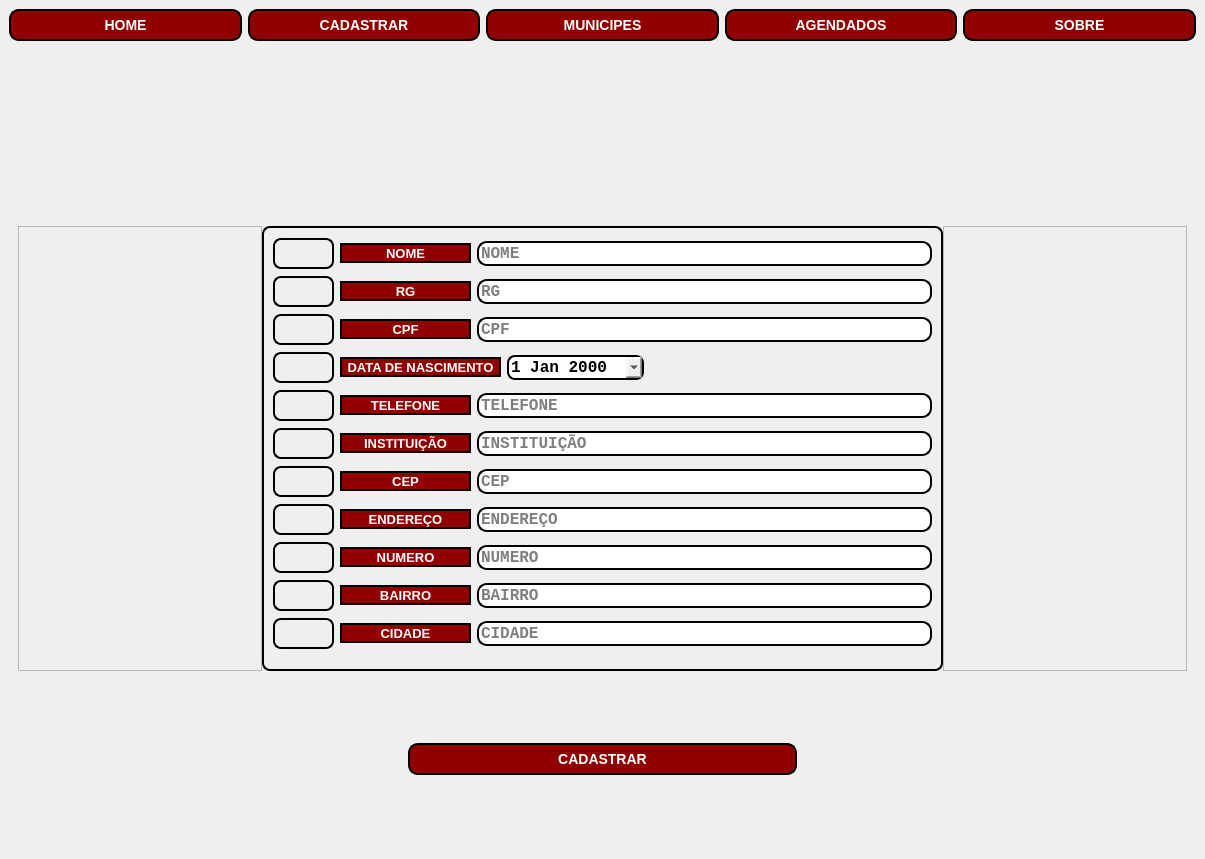
Before: the Qt Designer form MainWindow.ui in DouglasAVSantos/agendamentos, drawn with Qt 5.
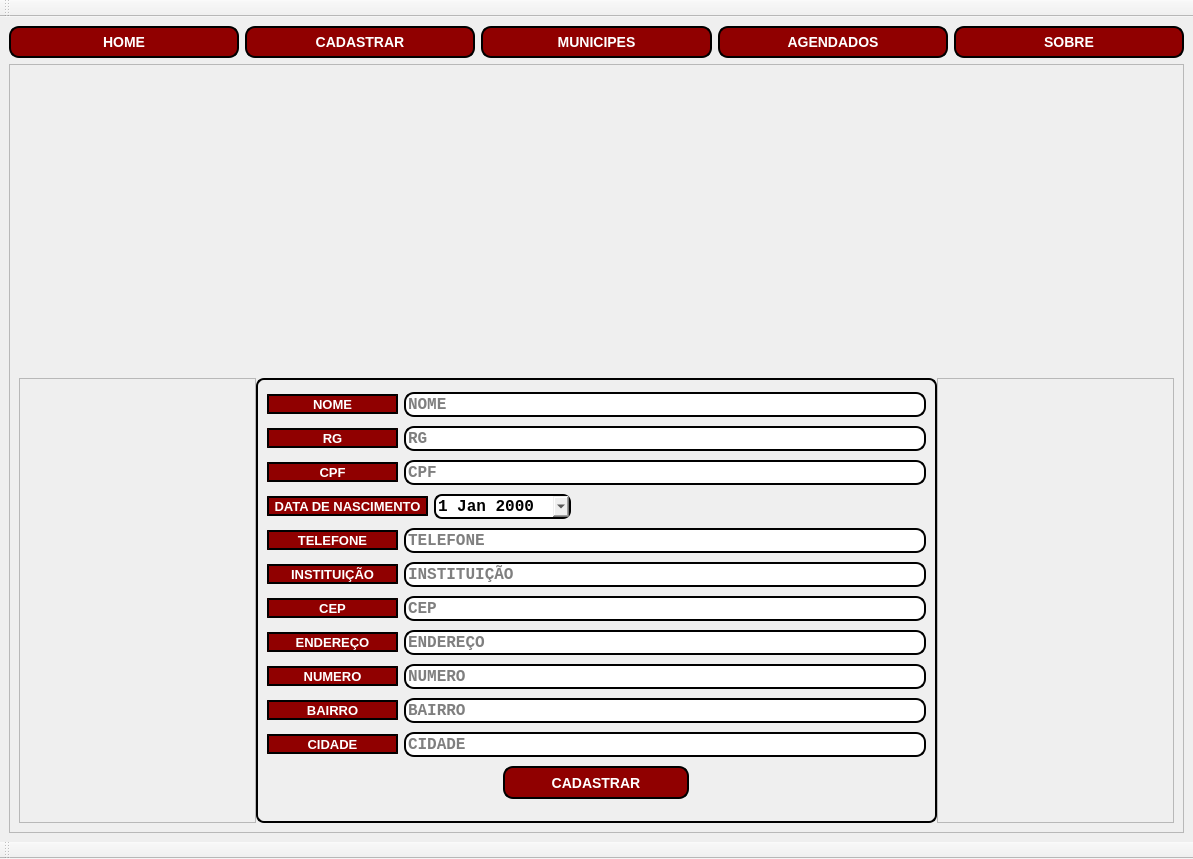
After: the same form once the commit is applied. The open tabs and pages were chosen to show the change. Icons and pictures are not drawn.

```diff
--- a/MainWindow.ui
+++ b/MainWindow.ui
@@ -6,7 +6,7 @@
    <rect>
     <x>0</x>
     <y>0</y>
-    <width>1205</width>
+    <width>1193</width>
     <height>859</height>
    </rect>
   </property>
@@ -486,6 +486,18 @@
     </item>
     <item>
      <widget class="QStackedWidget" name="stackedWidget">
+      <property name="frameShape">
+       <enum>QFrame::StyledPanel</enum>
+      </property>
+      <property name="frameShadow">
+       <enum>QFrame::Plain</enum>
+      </property>
+      <property name="lineWidth">
+       <number>1</number>
+      </property>
+      <property name="midLineWidth">
+       <number>0</number>
+      </property>
       <property name="currentIndex">
        <number>0</number>
       </property>
@@ -1736,6 +1748,54 @@
           </property>
          </widget>
         </item>
+        <item>
+         <layout class="QHBoxLayout" name="horizontalLayout_28">
+          <property name="spacing">
+           <number>0</number>
+          </property>
+          <property name="leftMargin">
+           <number>0</number>
+          </property>
+          <item>
+           <widget class="QLabel" name="label_19">
+            <property name="minimumSize">
+             <size>
+              <width>90</width>
+              <height>31</height>
+             </size>
+            </property>
+            <property name="maximumSize">
+             <size>
+              <width>90</width>
+              <height>31</height>
+             </size>
+            </property>
+            <property name="text">
+             <string/>
+            </property>
+           </widget>
+          </item>
+          <item>
+           <widget class="QLabel" name="label_27">
+            <property name="minimumSize">
+             <size>
+              <width>90</width>
+              <height>31</height>
+             </size>
+            </property>
+            <property name="maximumSize">
+             <size>
+              <width>90</width>
+              <height>31</height>
+             </size>
+            </property>
+            <property name="text">
+             <string/>
+            </property>
+           </widget>
+          </item>
+         </layout>
+        </item>
         <item>
          <layout class="QHBoxLayout" name="horizontalLayout_15">
           <property name="spacing">
@@ -1793,34 +1853,6 @@
             <layout class="QVBoxLayout" name="verticalLayout_7">
              <item>
               <layout class="QHBoxLayout" name="horizontalLayout_4">
-               <item>
-                <widget class="QLabel" name="label_19">
-                 <property name="minimumSize">
-                  <size>
-                   <width>61</width>
-                   <height>31</height>
-                  </size>
-                 </property>
-                 <property name="maximumSize">
-                  <size>
-                   <width>61</width>
-                   <height>31</height>
-                  </size>
-                 </property>
-                 <property name="text">
-                  <string/>
-                 </property>
-                 <property name="pixmap">
-                  <pixmap>icone agendamento.png</pixmap>
-                 </property>
-                 <property name="scaledContents">
-                  <bool>true</bool>
-                 </property>
-                 <property name="alignment">
-                  <set>Qt::AlignCenter</set>
-                 </property>
-                </widget>
-               </item>
                <item>
                 <widget class="QLabel" name="label_66">
                  <property name="minimumSize">
@@ -1892,34 +1924,6 @@
              </item>
              <item>
               <layout class="QHBoxLayout" name="horizontalLayout_5">
-               <item>
-                <widget class="QLabel" name="label_29">
-                 <property name="minimumSize">
-                  <size>
-                   <width>61</width>
-                   <height>31</height>
-                  </size>
-                 </property>
-                 <property name="maximumSize">
-                  <size>
-                   <width>61</width>
-                   <height>31</height>
-                  </size>
-                 </property>
-                 <property name="text">
-                  <string/>
-                 </property>
-                 <property name="pixmap">
-                  <pixmap>icone agendamento.png</pixmap>
-                 </property>
-                 <property name="scaledContents">
-                  <bool>true</bool>
-                 </property>
-                 <property name="alignment">
-                  <set>Qt::AlignCenter</set>
-                 </property>
-                </widget>
-               </item>
                <item>
                 <widget class="QLabel" name="label_65">
                  <property name="minimumSize">
@@ -1997,34 +2001,6 @@
                <property name="spacing">
                 <number>6</number>
                </property>
-               <item>
-                <widget class="QLabel" name="label_30">
-                 <property name="minimumSize">
-                  <size>
-                   <width>61</width>
-                   <height>31</height>
-                  </size>
-                 </property>
-                 <property name="maximumSize">
-                  <size>
-                   <width>61</width>
-                   <height>31</height>
-                  </size>
-                 </property>
-                 <property name="text">
-                  <string/>
-                 </property>
-                 <property name="pixmap">
-                  <pixmap>icone agendamento.png</pixmap>
-                 </property>
-                 <property name="scaledContents">
-                  <bool>true</bool>
-                 </property>
-                 <property name="alignment">
-                  <set>Qt::AlignCenter</set>
-                 </property>
-                </widget>
-               </item>
                <item>
                 <widget class="QLabel" name="label_64">
                  <property name="minimumSize">
@@ -2096,34 +2072,6 @@
              </item>
              <item>
               <layout class="QHBoxLayout" name="horizontalLayout_13">
-               <item>
-                <widget class="QLabel" name="label_37">
-                 <property name="minimumSize">
-                  <size>
-                   <width>61</width>
-                   <height>31</height>
-                  </size>
-                 </property>
-                 <property name="maximumSize">
-                  <size>
-                   <width>61</width>
-                   <height>31</height>
-                  </size>
-                 </property>
-                 <property name="text">
-                  <string/>
-                 </property>
-                 <property name="pixmap">
-                  <pixmap>icone agendamento.png</pixmap>
-                 </property>
-                 <property name="scaledContents">
-                  <bool>true</bool>
-                 </property>
-                 <property name="alignment">
-                  <set>Qt::AlignCenter</set>
-                 </property>
-                </widget>
-               </item>
                <item>
                 <widget class="QLabel" name="label_63">
                  <property name="minimumSize">
@@ -2207,34 +2155,6 @@
              </item>
              <item>
               <layout class="QHBoxLayout" name="horizontalLayout_21">
-               <item>
-                <widget class="QLabel" name="label_42">
-                 <property name="minimumSize">
-                  <size>
-                   <width>61</width>
-                   <height>31</height>
-                  </size>
-                 </property>
-                 <property name="maximumSize">
-                  <size>
-                   <width>61</width>
-                   <height>31</height>
-                  </size>
-                 </property>
-                 <property name="text">
-                  <string/>
-                 </property>
-                 <property name="pixmap">
-                  <pixmap>icone agendamento.png</pixmap>
-                 </property>
-                 <property name="scaledContents">
-                  <bool>true</bool>
-                 </property>
-                 <property name="alignment">
-                  <set>Qt::AlignCenter</set>
-                 </property>
-                </widget>
-               </item>
                <item>
                 <widget class="QLabel" name="label_62">
                  <property name="minimumSize">
@@ -2306,34 +2226,6 @@
              </item>
              <item>
               <layout class="QHBoxLayout" name="horizontalLayout_11">
-               <item>
-                <widget class="QLabel" name="label_36">
-                 <property name="minimumSize">
-                  <size>
-                   <width>61</width>
-                   <height>31</height>
-                  </size>
-                 </property>
-                 <property name="maximumSize">
-                  <size>
-                   <width>61</width>
-                   <height>31</height>
-                  </size>
-                 </property>
-                 <property name="text">
-                  <string/>
-                 </property>
-                 <property name="pixmap">
-                  <pixmap>icone agendamento.png</pixmap>
-                 </property>
-                 <property name="scaledContents">
-                  <bool>true</bool>
-                 </property>
-                 <property name="alignment">
-                  <set>Qt::AlignCenter</set>
-                 </property>
-                </widget>
-               </item>
                <item>
                 <widget class="QLabel" name="label_61">
                  <property name="minimumSize">
@@ -2408,34 +2300,6 @@
              </item>
              <item>
               <layout class="QHBoxLayout" name="horizontalLayout_7">
-               <item>
-                <widget class="QLabel" name="label_31">
-                 <property name="minimumSize">
-                  <size>
-                   <width>61</width>
-                   <height>31</height>
-                  </size>
-                 </property>
-                 <property name="maximumSize">
-                  <size>
-                   <width>61</width>
-                   <height>31</height>
-                  </size>
-                 </property>
-                 <property name="text">
-                  <string/>
-                 </property>
-                 <property name="pixmap">
-                  <pixmap>icone agendamento.png</pixmap>
-                 </property>
-                 <property name="scaledContents">
-                  <bool>true</bool>
-                 </property>
-                 <property name="alignment">
-                  <set>Qt::AlignCenter</set>
-                 </property>
-                </widget>
-               </item>
                <item>
                 <widget class="QLabel" name="label_60">
                  <property name="minimumSize">
@@ -2506,34 +2370,6 @@
              </item>
              <item>
               <layout class="QHBoxLayout" name="horizontalLayout_8">
-               <item>
-                <widget class="QLabel" name="label_32">
-                 <property name="minimumSize">
-                  <size>
-                   <width>61</width>
-                   <height>31</height>
-                  </size>
-                 </property>
-                 <property name="maximumSize">
-                  <size>
-                   <width>61</width>
-                   <height>31</height>
-                  </size>
-                 </property>
-                 <property name="text">
-                  <string/>
-                 </property>
-                 <property name="pixmap">
-                  <pixmap>icone agendamento.png</pixmap>
-                 </property>
-                 <property name="scaledContents">
-                  <bool>true</bool>
-                 </property>
-                 <property name="alignment">
-                  <set>Qt::AlignCenter</set>
-                 </property>
-                </widget>
-               </item>
                <item>
                 <widget class="QLabel" name="label_59">
                  <property name="minimumSize">
@@ -2605,34 +2441,6 @@
              </item>
              <item>
               <layout class="QHBoxLayout" name="horizontalLayout_9">
-               <item>
-                <widget class="QLabel" name="label_33">
-                 <property name="minimumSize">
-                  <size>
-                   <width>61</width>
-                   <height>31</height>
-                  </size>
-                 </property>
-                 <property name="maximumSize">
-                  <size>
-                   <width>61</width>
-                   <height>31</height>
-                  </size>
-                 </property>
-                 <property name="text">
-                  <string/>
-                 </property>
-                 <property name="pixmap">
-                  <pixmap>icone agendamento.png</pixmap>
-                 </property>
-                 <property name="scaledContents">
-                  <bool>true</bool>
-                 </property>
-                 <property name="alignment">
-                  <set>Qt::AlignCenter</set>
-                 </property>
-                </widget>
-               </item>
                <item>
                 <widget class="QLabel" name="label_58">
                  <property name="minimumSize">
@@ -2703,34 +2511,6 @@
              </item>
              <item>
               <layout class="QHBoxLayout" name="horizontalLayout_10">
-               <item>
-                <widget class="QLabel" name="label_34">
-                 <property name="minimumSize">
-                  <size>
-                   <width>61</width>
-                   <height>31</height>
-                  </size>
-                 </property>
-                 <property name="maximumSize">
-                  <size>
-                   <width>61</width>
-                   <height>31</height>
-                  </size>
-                 </property>
-                 <property name="text">
-                  <string/>
-                 </property>
-                 <property name="pixmap">
-                  <pixmap>icone agendamento.png</pixmap>
-                 </property>
-                 <property name="scaledContents">
-                  <bool>true</bool>
-                 </property>
-                 <property name="alignment">
-                  <set>Qt::AlignCenter</set>
-                 </property>
-                </widget>
-               </item>
                <item>
                 <widget class="QLabel" name="label_57">
                  <property name="minimumSize">
@@ -2804,34 +2584,6 @@
              </item>
              <item>
               <layout class="QHBoxLayout" name="horizontalLayout_12">
-               <item>
-                <widget class="QLabel" name="label_35">
-                 <property name="minimumSize">
-                  <size>
-                   <width>61</width>
-                   <height>31</height>
-                  </size>
-                 </property>
-                 <property name="maximumSize">
-                  <size>
-                   <width>61</width>
-                   <height>31</height>
-                  </size>
-                 </property>
-                 <property name="text">
-                  <string/>
-                 </property>
-                 <property name="pixmap">
-                  <pixmap>icone agendamento.png</pixmap>
-                 </property>
-                 <property name="scaledContents">
-                  <bool>true</bool>
-                 </property>
-                 <property name="alignment">
-                  <set>Qt::AlignCenter</set>
-                 </property>
-                </widget>
-               </item>
                <item>
                 <widget class="QLabel" name="label_56">
                  <property name="minimumSize">
@@ -2907,6 +2659,52 @@
                </item>
               </layout>
              </item>
+             <item alignment="Qt::AlignHCenter">
+              <widget class="QPushButton" name="btn_novo_cadastro">
+               <property name="minimumSize">
+                <size>
+                 <width>186</width>
+                 <height>33</height>
+                </size>
+               </property>
+               <property name="maximumSize">
+                <size>
+                 <width>385</width>
+                 <height>33</height>
+                </size>
+               </property>
+               <property name="cursor">
+                <cursorShape>PointingHandCursor</cursorShape>
+               </property>
+               <property name="styleSheet">
+                <string notr="true">QPushButton {
+	color: rgb(255, 255, 255);
+    
+	background-color: rgb(144, 0, 0);
+    border-style: outset;
+    border-width: 2px;
+    border-radius: 10px;
+    border-color: black;
+    font: bold 14px;
+    min-width: 10em;
+    padding: 6px;
+}
+
+QPushButton:hover {
+	background-color: rgb(238, 238, 0);
+    border-style: inset;
+	color: rgb(0, 0, 0);
+}
+QPushButton:pressed {
+    background-color: red;
+    border-style: inset;
+}</string>
+               </property>
+               <property name="text">
+                <string>CADASTRAR</string>
+               </property>
+              </widget>
+             </item>
             </layout>
            </widget>
           </item>
@@ -2928,61 +2726,6 @@
           </item>
          </layout>
         </item>
-        <item>
-         <layout class="QHBoxLayout" name="horizontalLayout_16">
-          <property name="spacing">
-           <number>0</number>
-          </property>
-          <item>
-           <widget class="QLabel" name="label_38">
-            <property name="text">
-             <string/>
-            </property>
-           </widget>
-          </item>
-          <item>
-           <widget class="QPushButton" name="btn_novo_cadastro">
-            <property name="cursor">
-             <cursorShape>PointingHandCursor</cursorShape>
-            </property>
-            <property name="styleSheet">
-             <string notr="true">QPushButton {
-	color: rgb(255, 255, 255);
-    
-	background-color: rgb(144, 0, 0);
-    border-style: outset;
-    border-width: 2px;
-    border-radius: 10px;
-    border-color: black;
-    font: bold 14px;
-    min-width: 10em;
-    padding: 6px;
-}
-
-QPushButton:hover {
-	background-color: rgb(238, 238, 0);
-    border-style: inset;
-	color: rgb(0, 0, 0);
-}
-QPushButton:pressed {
-    background-color: red;
-    border-style: inset;
-}</string>
-            </property>
-            <property name="text">
-             <string>CADASTRAR</string>
-            </property>
-           </widget>
-          </item>
-          <item>
-           <widget class="QLabel" name="label_27">
-            <property name="text">
-             <string/>
-            </property>
-           </widget>
-          </item>
-         </layout>
-        </item>
        </layout>
       </widget>
       <widget class="QWidget" name="page_att_municipe">
@@ -4448,6 +4191,28 @@
     </item>
    </layout>
   </widget>
+  <widget class="QToolBar" name="toolBar">
+   <property name="windowTitle">
+    <string>toolBar</string>
+   </property>
+   <attribute name="toolBarArea">
+    <enum>BottomToolBarArea</enum>
+   </attribute>
+   <attribute name="toolBarBreak">
+    <bool>false</bool>
+   </attribute>
+  </widget>
+  <widget class="QToolBar" name="toolBar_2">
+   <property name="windowTitle">
+    <string>toolBar_2</string>
+   </property>
+   <attribute name="toolBarArea">
+    <enum>TopToolBarArea</enum>
+   </attribute>
+   <attribute name="toolBarBreak">
+    <bool>false</bool>
+   </attribute>
+  </widget>
  </widget>
  <resources>
   <include location="icon.qrc"/>
```
Left out of the diff: 654 changed lines with no effect on the pictures.
